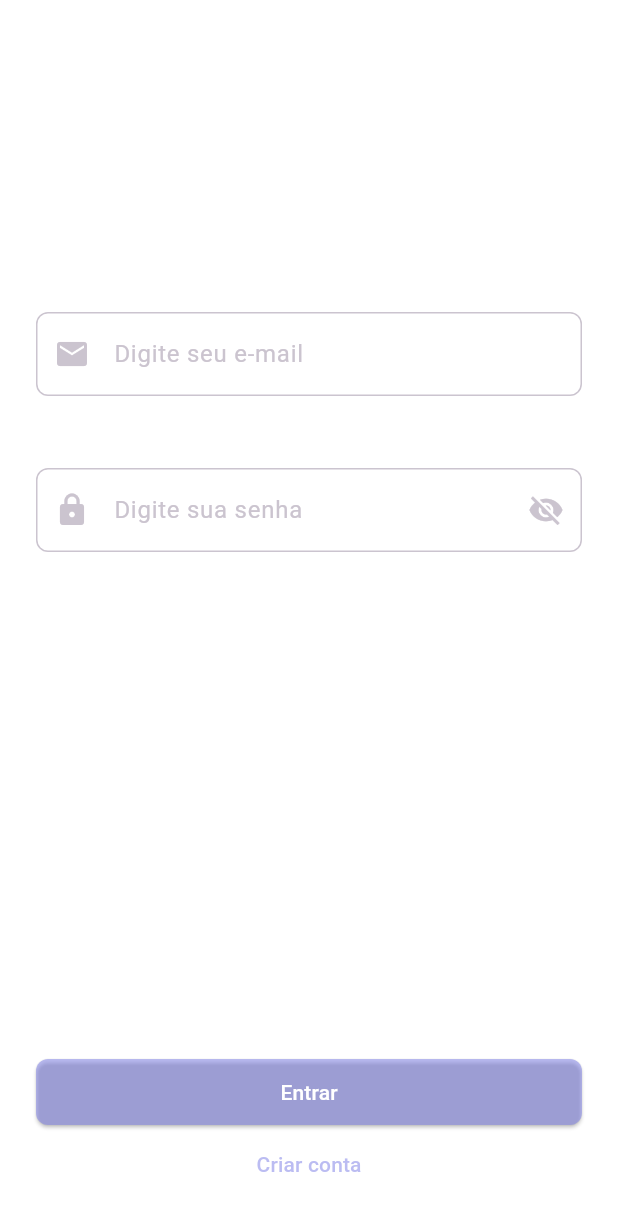
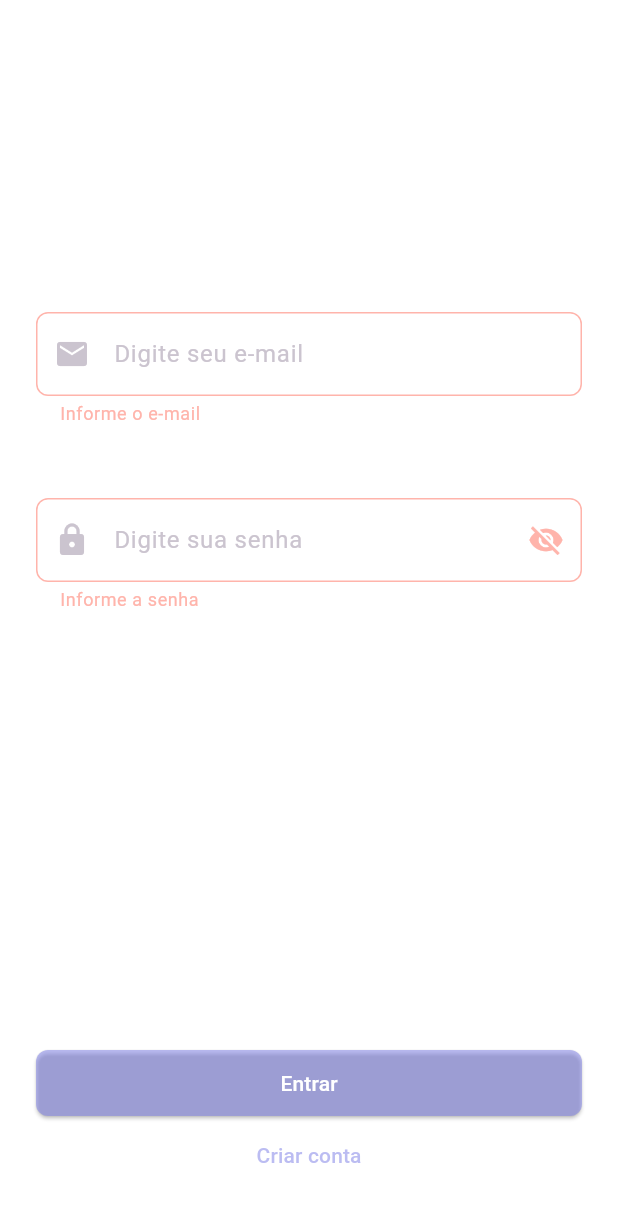
Before and after one commit to RafaelR4mos/if-app-tarefas, a Flutter app: the screen it shows after launch, after a tap on "Entrar", on a phone screen of 412 x 824 dp. Shown: the top 1211 px of the screen. Run offline on Flutter 3.47's test engine with Material 3 defaults, Android fonts, the phone set to English and light mode, and no system bars; our stand-ins replace fluttertoast, shared_preferences.

Commit message:
feat: add integracao login e validacao

```diff
--- a/lib/screens/login.dart
+++ b/lib/screens/login.dart
@@ -1,4 +1,5 @@
 import 'package:flutter/material.dart';
+import 'package:fluttertoast/fluttertoast.dart';
 import 'package:todoappv2/screens/home.dart';
 import 'package:todoappv2/service/auth_service.dart';
 
@@ -10,6 +11,7 @@ class LoginScreen extends StatefulWidget {
 }
 
 class LoginScreenState extends State<LoginScreen> {
+  final formKey = GlobalKey<FormState>();
   final TextEditingController emailController = TextEditingController();
   final TextEditingController senhaController = TextEditingController();
 
@@ -17,7 +19,6 @@ class LoginScreenState extends State<LoginScreen> {
   bool carregando = false;
 
   Future<void> tentarLogin() async {
-    try {
     setState(() => carregando = true);
     final sucesso = await AuthService.login(
       emailController.text,
@@ -29,44 +30,64 @@ class LoginScreenState extends State<LoginScreen> {
         context,
         MaterialPageRoute(builder: (_) => const HomeScreen()),
       );
+    } else {
+      Fluttertoast.showToast(
+        msg: "Email ou senha inválidos",
+        backgroundColor: Colors.red,
+        textColor: Colors.white,
+        gravity: ToastGravity.BOTTOM,
+      );
     }
-    } catch (e) {
-      showDialog(
-        context: context,
-        builder:
-            (_) => const AlertDialog(
-              title: Text('Erro'),
-              content: Text('Login inválido'),
-            ),
-      );
-    } finally {
     setState(() => carregando = false);
-    }
   }
 
   @override
   Widget build(BuildContext context) {
     return Scaffold(
-      appBar: AppBar(),
-      body: Padding(
-        padding: const EdgeInsets.all(24.0),
+      appBar: AppBar(automaticallyImplyLeading: false),
+      body: SafeArea(
+        child: Padding(
+          padding: const EdgeInsets.only(
+            top: 24.0,
+            left: 24.0,
+            right: 24.0,
+            bottom: 30.0,
+          ),
           child: Column(
             mainAxisAlignment: MainAxisAlignment.spaceBetween,
             crossAxisAlignment: CrossAxisAlignment.start,
             children: [
-            Column(
+              Form(
+                key: formKey,
+                child: Column(
                   crossAxisAlignment: CrossAxisAlignment.start,
                   children: [
                     const Text(
                       'Login',
-                  style: TextStyle(fontSize: 32, fontWeight: FontWeight.bold),
+                      style: TextStyle(
+                        fontSize: 32,
+                        fontWeight: FontWeight.bold,
+                      ),
                     ),
                     const SizedBox(height: 54),
                     const Text("E-mail"),
                     SizedBox(height: 8),
 
-                TextField(
+                    TextFormField(
                       controller: emailController,
+                      textCapitalization: TextCapitalization.none,
+                      validator: (value) {
+                        if (value == null || value.isEmpty) {
+                          return 'Informe o e-mail';
+                        }
+                        final emailValido = RegExp(
+                          r'^[\w-.]+@([\w-]+\.)+[\w-]{2,4}$',
+                        );
+                        if (!emailValido.hasMatch(value)) {
+                          return 'E-mail inválido';
+                        }
+                        return null;
+                      },
                       keyboardType: TextInputType.emailAddress,
                       style: const TextStyle(color: Colors.white),
                       decoration: InputDecoration(
@@ -80,16 +101,28 @@ class LoginScreenState extends State<LoginScreen> {
                     const SizedBox(height: 20),
                     const Text("Senha"),
                     const SizedBox(height: 8),
-                TextField(
+                    TextFormField(
                       controller: senhaController,
+                      textCapitalization: TextCapitalization.none,
                       obscureText: !mostrarSenha,
+                      validator: (value) {
+                        if (value == null || value.isEmpty) {
+                          return 'Informe a senha';
+                        }
+                        if (value.length < 6) {
+                          return 'A senha deve ter ao menos 6 caracteres';
+                        }
+                        return null;
+                      },
                       style: const TextStyle(color: Colors.white),
                       decoration: InputDecoration(
                         hintText: 'Digite sua senha',
                         prefixIcon: const Icon(Icons.lock),
                         suffixIcon: IconButton(
                           icon: Icon(
-                        mostrarSenha ? Icons.visibility : Icons.visibility_off,
+                            mostrarSenha
+                                ? Icons.visibility
+                                : Icons.visibility_off,
                           ),
                           onPressed: () {
                             setState(() {
@@ -105,18 +138,25 @@ class LoginScreenState extends State<LoginScreen> {
                     const SizedBox(height: 30),
                   ],
                 ),
+              ),
               Column(
                 children: [
                   SizedBox(
                     width: double.infinity,
                     child: ElevatedButton(
-                    onPressed: tentarLogin,
+                      onPressed: () {
+                        if (formKey.currentState!.validate()) {
+                          tentarLogin();
+                        }
+                      },
                       child:
                           carregando
                               ? const SizedBox(
                                 height: 24,
                                 width: 24,
-                              child: CircularProgressIndicator(strokeWidth: 2),
+                                child: CircularProgressIndicator(
+                                  strokeWidth: 2,
+                                ),
                               )
                               : const Text('Entrar'),
                     ),
@@ -135,6 +175,7 @@ class LoginScreenState extends State<LoginScreen> {
             ],
           ),
         ),
+      ),
     );
   }
 }
--- a/lib/service/auth_service.dart
+++ b/lib/service/auth_service.dart
@@ -4,7 +4,8 @@ import 'package:http/http.dart' as http;
 import 'package:shared_preferences/shared_preferences.dart';
 
 class AuthService {
-  static const String baseUrl = 'http://localhost:8080';
+  static const String baseUrl =
+      'http://10.0.2.2:8080'; // A ponta para o IP da máquina local.
   static const String tokenKey = 'jwt_token';
 
   static Future<bool> login(String email, String senha) async {
@@ -14,6 +15,9 @@ class AuthService {
         headers: {'Content-Type': 'application/json'},
         body: jsonEncode({'emailUsuario': email, 'senhaUsuario': senha}),
       );
+
+      debugPrint(response.body);
+
       if (response.statusCode == 200) {
         final json = jsonDecode(response.body);
         final token = json['token'];
@@ -33,4 +37,9 @@ class AuthService {
     final prefs = await SharedPreferences.getInstance();
     return prefs.getString(tokenKey);
   }
+
+  static Future<void> logout() async {
+    final prefs = await SharedPreferences.getInstance();
+    await prefs.remove('jwt_token');
+  }
 }
--- a/pubspec.yaml
+++ b/pubspec.yaml
@@ -11,6 +11,7 @@ dependencies:
     sdk: flutter
   http: ^0.13.6
   shared_preferences: 2.1.0
+  fluttertoast: ^8.2.2
 
 dev_dependencies:
   flutter_test:
```
Also changed, not shown: lib/screens/home.dart (+26 -1 lines), pubspec.lock. Lines whose indentation alone changed are shown as unchanged.
